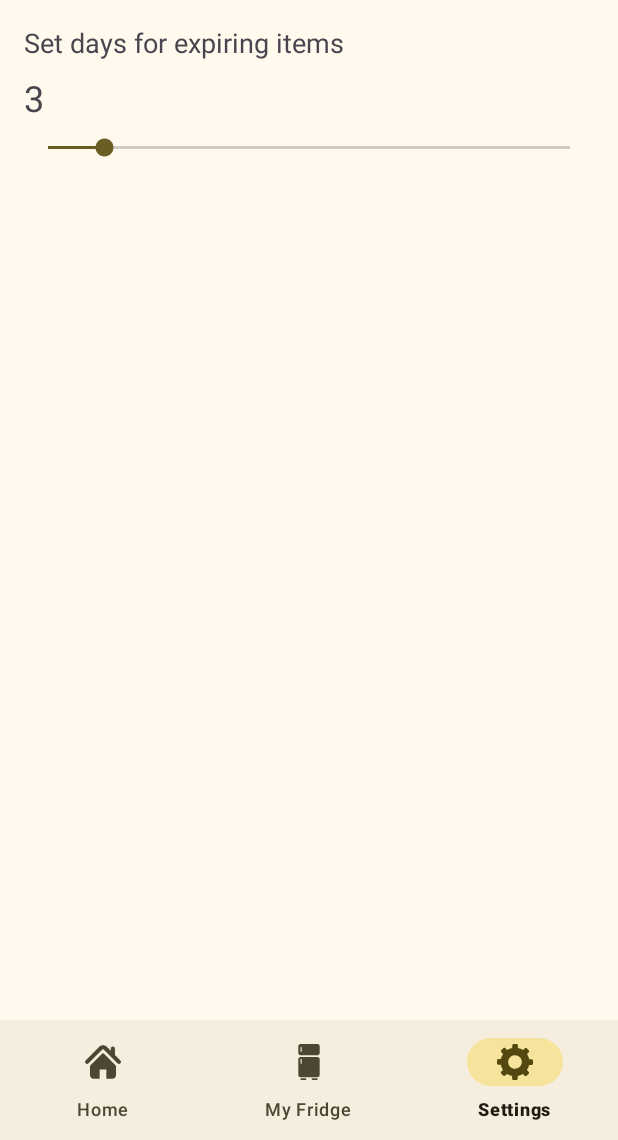
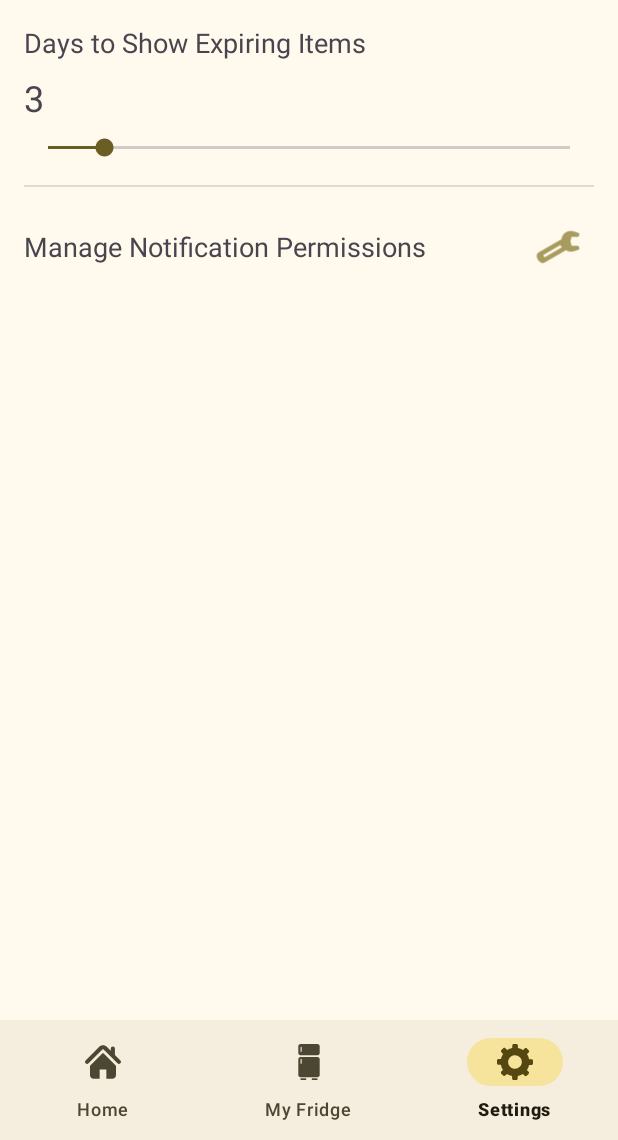
Before and after one commit to alxmtzr/Freshify, an Android app: the screen it shows after launch (MainActivity), item 3 of the bottom bar chosen, on a phone screen of 412 x 824 dp, the part 96-1236 px from its top. Run offline under Robolectric (Android 15) with nearby library versions, the phone set to English and light mode, and no system bars; 1 statement that could not run was skipped.

Commit message:
added setting for open app settings

```diff
--- a/app/src/main/java/de/alxmtzr/freshify/ui/fragments/SettingsFragment.java
+++ b/app/src/main/java/de/alxmtzr/freshify/ui/fragments/SettingsFragment.java
@@ -1,15 +1,19 @@
 package de.alxmtzr.freshify.ui.fragments;
 
+import android.content.Intent;
 import android.content.SharedPreferences;
+import android.net.Uri;
 import android.os.Bundle;
 
 import androidx.annotation.NonNull;
 import androidx.annotation.Nullable;
 import androidx.fragment.app.Fragment;
 
+import android.provider.Settings;
 import android.view.LayoutInflater;
 import android.view.View;
 import android.view.ViewGroup;
+import android.widget.ImageButton;
 import android.widget.SeekBar;
 import android.widget.TextView;
 
@@ -60,5 +64,23 @@ public class SettingsFragment extends Fragment {
                 preferences.edit().putInt(PREF_DAYS_UNTIL_EXPIRY, seekBar.getProgress()).apply();
             }
         });
+
+        ImageButton openSettingsButton = view.findViewById(R.id.manageNotificationPermissionsButton);
+        openSettingsButton.setOnClickListener(new View.OnClickListener() {
+            @Override
+            public void onClick(View view) {
+                // Open the notification settings
+                openAppSettings();
+            }
+        });
     }
+
+    private void openAppSettings() {
+        Intent intent = new Intent(Settings.ACTION_APPLICATION_DETAILS_SETTINGS);
+        Uri uri = Uri.fromParts("package", requireContext().getPackageName(), null);
+        intent.setData(uri);
+        startActivity(intent);
+    }
+
+
 }
--- a/app/src/main/res/layout/fragment_settings.xml
+++ b/app/src/main/res/layout/fragment_settings.xml
@@ -1,11 +1,12 @@
 <?xml version="1.0" encoding="utf-8"?>
-<LinearLayout
-    xmlns:android="http://schemas.android.com/apk/res/android"
+<LinearLayout xmlns:android="http://schemas.android.com/apk/res/android"
     android:layout_width="match_parent"
     android:layout_height="match_parent"
+    xmlns:app="http://schemas.android.com/apk/res-auto"
     android:orientation="vertical"
     android:padding="16dp">
 
+    <!-- days until expiry setting -->
     <TextView
         android:layout_width="wrap_content"
         android:layout_height="wrap_content"
@@ -26,4 +27,36 @@
         android:layout_height="wrap_content"
         android:max="28"
         android:layout_marginTop="8dp" />
+
+    <!-- Divider -->
+    <View
+        android:layout_width="match_parent"
+        android:layout_height="1dp"
+        android:background="?android:attr/listDivider"
+        android:layout_marginVertical="16dp" />
+
+    <!-- notification setting -->
+    <LinearLayout
+        android:layout_width="match_parent"
+        android:layout_height="wrap_content"
+        android:orientation="horizontal"
+        android:gravity="center_vertical">
+
+        <TextView
+            android:id="@+id/manageNotificationPermissionsLabel"
+            android:layout_width="0dp"
+            android:layout_height="wrap_content"
+            android:text="@string/manage_notification_permissions"
+            android:layout_weight="1"
+            android:textSize="18sp" />
+
+        <ImageButton
+            android:id="@+id/manageNotificationPermissionsButton"
+            android:layout_width="48dp"
+            android:layout_height="48dp"
+            android:background="?attr/selectableItemBackgroundBorderless"
+            android:src="@android:drawable/ic_menu_manage"
+            app:tint="@color/md_theme_primary" />
+    </LinearLayout>
+
 </LinearLayout>
--- a/app/src/main/res/values/strings.xml
+++ b/app/src/main/res/values/strings.xml
@@ -60,7 +60,7 @@
     <string name="expired_since_days">expired since %1$d days</string>
     <string name="expires_in_x_days">expires in x days</string>
     <string name="expires_today">expires today</string>
-    <string name="days_until_expiry">Set days for expiring items</string>
+    <string name="days_until_expiry">Days to Show Expiring Items</string>
     <string name="_3">3</string>
     <string name="how_long_does">"How long does "</string>
     <string name="last">" last?"</string>
@@ -78,5 +78,6 @@
     <string name="please_grant_the_notification_permission_if_you_want_to_receive_notifications_for_expiring_or_expired_items">Please grant the notification permission if you want to receive notifications for expiring or expired items.</string>
     <string name="open_settings">Open settings</string>
     <string name="cancel">Cancel</string>
+    <string name="manage_notification_permissions">Manage Notification Permissions</string>
 
 </resources>
```
Also changed, not shown: 1 other file.
